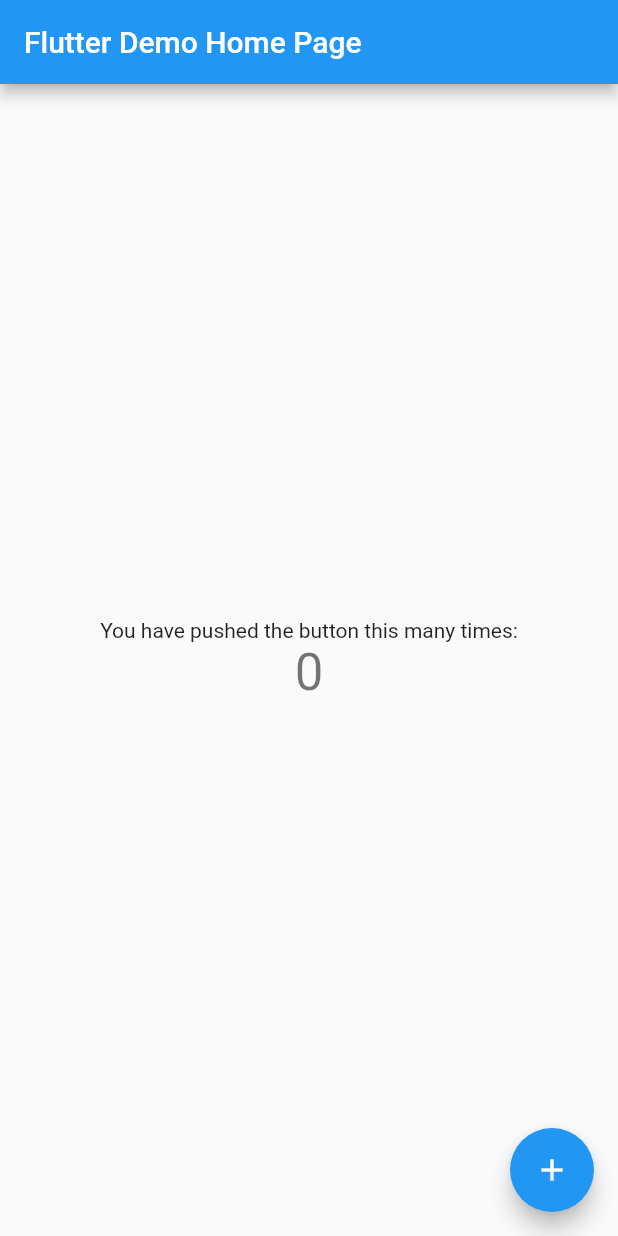
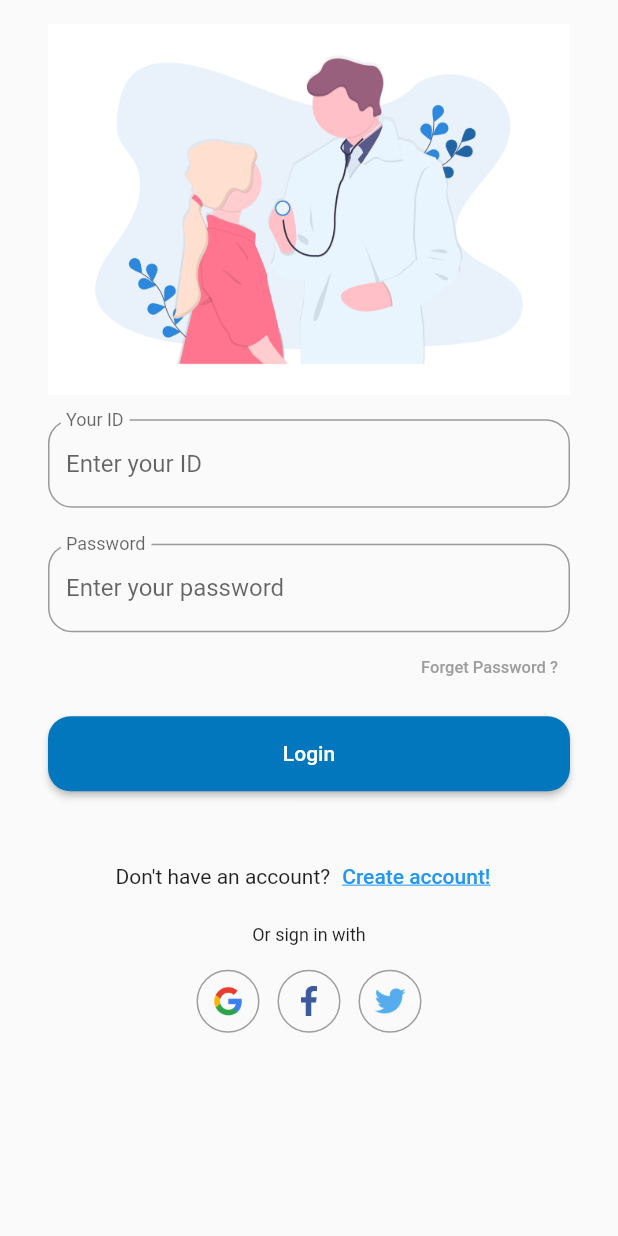
Before and after one commit to ferdy-adr/periksain_aja_flutter, a Flutter app: the screen it shows after launch, on a phone screen of 412 x 824 dp. Run offline on Flutter 3.47's test engine with Material 2 defaults, Android fonts, the light colour scheme and no system bars.

Commit message:
make LoginScreen

```diff
--- /dev/null
+++ b/lib/login_screen.dart
@@ -0,0 +1,186 @@
+import 'package:flutter/material.dart';
+
+class LoginScreen extends StatefulWidget {
+  const LoginScreen({Key? key}) : super(key: key);
+
+  @override
+  State<LoginScreen> createState() => _LoginScreenState();
+}
+
+class _LoginScreenState extends State<LoginScreen> {
+  @override
+  Widget build(BuildContext context) {
+    return Scaffold(
+      resizeToAvoidBottomInset: false,
+      body: SafeArea(
+        child: ListView(
+          children: [
+            Container(
+              padding: const EdgeInsets.symmetric(
+                horizontal: 32.0,
+                vertical: 16.0,
+              ),
+              child: Column(
+                children: [
+                  Image.asset('assets/images/login-illustration.png'),
+                  Padding(
+                    padding: const EdgeInsets.symmetric(vertical: 16.0),
+                    child: TextField(
+                      decoration: InputDecoration(
+                        border: OutlineInputBorder(
+                          borderRadius: BorderRadius.circular(16.0),
+                        ),
+                        labelText: 'Your ID',
+                        floatingLabelBehavior: FloatingLabelBehavior.always,
+                        hintText: 'Enter your ID',
+                      ),
+                    ),
+                  ),
+                  Padding(
+                    padding: const EdgeInsets.only(top: 8.0),
+                    child: TextField(
+                      obscureText: true,
+                      decoration: InputDecoration(
+                        border: OutlineInputBorder(
+                          borderRadius: BorderRadius.circular(16.0),
+                        ),
+                        labelText: 'Password',
+                        floatingLabelBehavior: FloatingLabelBehavior.always,
+                        hintText: 'Enter your password',
+                      ),
+                    ),
+                  ),
+                  Row(
+                    mainAxisAlignment: MainAxisAlignment.end,
+                    children: [
+                      TextButton(
+                        onPressed: () {},
+                        child: const Text(
+                          'Forget Password ?',
+                          style: TextStyle(
+                            color: Colors.grey,
+                            fontWeight: FontWeight.w500,
+                            fontSize: 11.0,
+                          ),
+                        ),
+                      ),
+                    ],
+                  ),
+                  Padding(
+                    padding: const EdgeInsets.symmetric(vertical: 8.0),
+                    child: Row(
+                      children: [
+                        Expanded(
+                          child: SizedBox(
+                            height: 50,
+                            child: ElevatedButton(
+                              onPressed: () {},
+                              style: ElevatedButton.styleFrom(
+                                primary: Colors.lightBlue[800],
+                                shape: RoundedRectangleBorder(
+                                  borderRadius: BorderRadius.circular(15.0),
+                                ),
+                              ),
+                              child: const Text('Login'),
+                            ),
+                          ),
+                        ),
+                      ],
+                    ),
+                  ),
+                  const SizedBox(height: 25.0),
+                  Row(
+                    mainAxisAlignment: MainAxisAlignment.center,
+                    children: [
+                      const Text('Don\'t have an account?'),
+                      TextButton(
+                        onPressed: () {},
+                        child: const Text(
+                          'Create account!',
+                          style: TextStyle(
+                            decoration: TextDecoration.underline,
+                          ),
+                        ),
+                      ),
+                    ],
+                  ),
+                  const Padding(
+                    padding: EdgeInsets.only(
+                      top: 8.0,
+                      bottom: 16.0,
+                    ),
+                    child: Text(
+                      'Or sign in with',
+                      style: TextStyle(fontSize: 12),
+                    ),
+                  ),
+                  Row(
+                    mainAxisAlignment: MainAxisAlignment.center,
+                    children: [
+                      InkWell(
+                        onTap: () {},
+                        child: Container(
+                          decoration: BoxDecoration(
+                            border: Border.all(width: 1, color: Colors.grey),
+                            borderRadius: BorderRadius.circular(25),
+                          ),
+                          child: CircleAvatar(
+                            backgroundColor: Colors.transparent,
+                            radius: 20,
+                            child: Image.asset(
+                              'assets/images/google_icon.png',
+                              width: 20,
+                              height: 20,
+                            ),
+                          ),
+                        ),
+                      ),
+                      const SizedBox(width: 12.0),
+                      InkWell(
+                        onTap: () {},
+                        child: Container(
+                          decoration: BoxDecoration(
+                            border: Border.all(width: 1, color: Colors.grey),
+                            borderRadius: BorderRadius.circular(25),
+                          ),
+                          child: CircleAvatar(
+                            backgroundColor: Colors.transparent,
+                            radius: 20,
+                            child: Image.asset(
+                              'assets/images/facebook_icon.png',
+                              width: 20,
+                              height: 20,
+                            ),
+                          ),
+                        ),
+                      ),
+                      const SizedBox(width: 12.0),
+                      InkWell(
+                        onTap: () {},
+                        child: Container(
+                          decoration: BoxDecoration(
+                            border: Border.all(width: 1, color: Colors.grey),
+                            borderRadius: BorderRadius.circular(25),
+                          ),
+                          child: CircleAvatar(
+                            backgroundColor: Colors.transparent,
+                            radius: 20,
+                            child: Image.asset(
+                              'assets/images/twitter_icon.png',
+                              width: 30,
+                              height: 30,
+                            ),
+                          ),
+                        ),
+                      ),
+                    ],
+                  )
+                ],
+              ),
+            ),
+          ],
+        ),
+      ),
+    );
+  }
+}
--- a/lib/main.dart
+++ b/lib/main.dart
@@ -1,4 +1,5 @@
 import 'package:flutter/material.dart';
+import 'package:periksain_aja_flutter/login_screen.dart';
 
 void main() {
   runApp(const MyApp());
@@ -22,94 +23,9 @@
           // or simply save your changes to "hot reload" in a Flutter IDE).
           // Notice that the counter didn't reset back to zero; the application
           // is not restarted.
-        primarySwatch: Colors.blue,
+          // primarySwatch: Colors.blue,
           ),
-      home: const MyHomePage(title: 'Flutter Demo Home Page'),
+      home: const LoginScreen(),
     );
   }
 }
-
-class MyHomePage extends StatefulWidget {
-  const MyHomePage({Key? key, required this.title}) : super(key: key);
-
-  // This widget is the home page of your application. It is stateful, meaning
-  // that it has a State object (defined below) that contains fields that affect
-  // how it looks.
-
-  // This class is the configuration for the state. It holds the values (in this
-  // case the title) provided by the parent (in this case the App widget) and
-  // used by the build method of the State. Fields in a Widget subclass are
-  // always marked "final".
-
-  final String title;
-
-  @override
-  State<MyHomePage> createState() => _MyHomePageState();
-}
-
-class _MyHomePageState extends State<MyHomePage> {
-  int _counter = 0;
-
-  void _incrementCounter() {
-    setState(() {
-      // This call to setState tells the Flutter framework that something has
-      // changed in this State, which causes it to rerun the build method below
-      // so that the display can reflect the updated values. If we changed
-      // _counter without calling setState(), then the build method would not be
-      // called again, and so nothing would appear to happen.
-      _counter++;
-    });
-  }
-
-  @override
-  Widget build(BuildContext context) {
-    // This method is rerun every time setState is called, for instance as done
-    // by the _incrementCounter method above.
-    //
-    // The Flutter framework has been optimized to make rerunning build methods
-    // fast, so that you can just rebuild anything that needs updating rather
-    // than having to individually change instances of widgets.
-    return Scaffold(
-      appBar: AppBar(
-        // Here we take the value from the MyHomePage object that was created by
-        // the App.build method, and use it to set our appbar title.
-        title: Text(widget.title),
-      ),
-      body: Center(
-        // Center is a layout widget. It takes a single child and positions it
-        // in the middle of the parent.
-        child: Column(
-          // Column is also a layout widget. It takes a list of children and
-          // arranges them vertically. By default, it sizes itself to fit its
-          // children horizontally, and tries to be as tall as its parent.
-          //
-          // Invoke "debug painting" (press "p" in the console, choose the
-          // "Toggle Debug Paint" action from the Flutter Inspector in Android
-          // Studio, or the "Toggle Debug Paint" command in Visual Studio Code)
-          // to see the wireframe for each widget.
-          //
-          // Column has various properties to control how it sizes itself and
-          // how it positions its children. Here we use mainAxisAlignment to
-          // center the children vertically; the main axis here is the vertical
-          // axis because Columns are vertical (the cross axis would be
-          // horizontal).
-          mainAxisAlignment: MainAxisAlignment.center,
-          children: <Widget>[
-            const Text(
-              'You have pushed the button this many times:',
-            ),
-            Text(
-              '$_counter',
-              style: Theme.of(context).textTheme.headline4,
-            ),
-          ],
-        ),
-      ),
-      floatingActionButton: FloatingActionButton(
-        onPressed: _incrementCounter,
-        tooltip: 'Increment',
-        child: const Icon(Icons.add),
-      ), // This trailing comma makes auto-formatting nicer for build methods.
-    );
-  }
-}
--- a/pubspec.yaml
+++ b/pubspec.yaml
@@ -58,9 +58,8 @@
   uses-material-design: true
 
   # To add assets to your application, add an assets section, like this:
-  # assets:
-  #   - images/a_dot_burr.jpeg
-  #   - images/a_dot_ham.jpeg
+  assets:
+    - assets/images/
 
   # An image asset can refer to one or more resolution-specific "variants", see
   # https://flutter.dev/assets-and-images/#resolution-aware
```
Also changed, not shown: assets/images/facebook_icon.png (added), assets/images/google_icon.png (added), assets/images/login-illustration.png (added), assets/images/twitter_icon.png (added). Lines whose indentation alone changed are shown as unchanged.
